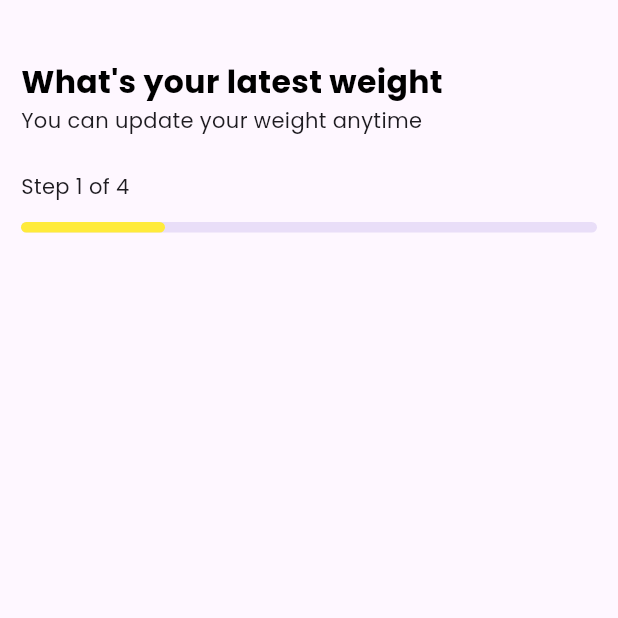
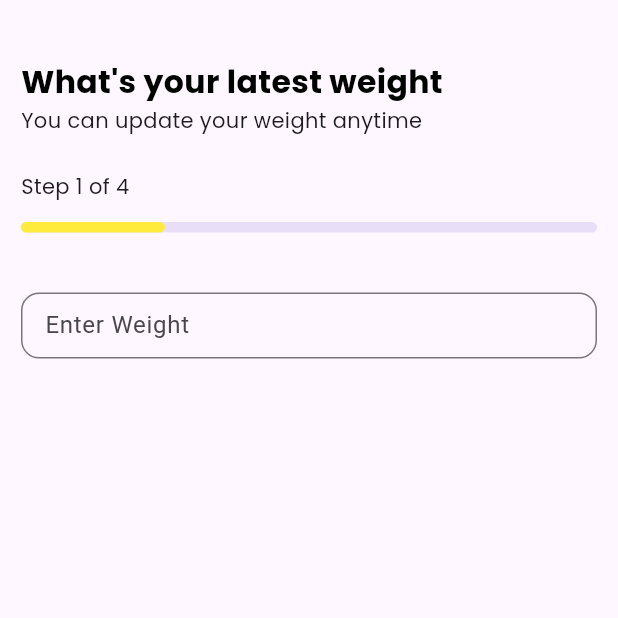
Before and after one commit to Pawan89844/calorie-counter, a Flutter app: the screen it shows after launch, on a phone screen of 412 x 824 dp, the top half of it. Run offline on Flutter 3.47's test engine with Material 3 defaults, Android fonts, the phone set to English and light mode, and no system bars; our stand-ins replace flutter_svg, get, google_fonts.

Commit message:
CU-860t7wz36 - Add Text Field

```diff
--- a/lib/view/goal/latest_weight.dart
+++ b/lib/view/goal/latest_weight.dart
@@ -1,4 +1,5 @@
 import 'package:caloriescount/components/HeadingComponent.dart';
+import 'package:caloriescount/widget/AppInputField.dart';
 import 'package:caloriescount/widget/AppText.dart';
 import 'package:flutter/material.dart';
 
@@ -33,7 +34,11 @@ class LatestWeight extends StatelessWidget {
                     borderRadius: BorderRadius.all(Radius.circular(12.0)),
                   )
                 ],
-              )
+              ),
+              const SizedBox(height: 40.0),
+              const AppInputField(
+                hintText: 'Enter Weight',
+              ),
             ],
           ),
         ),
--- /dev/null
+++ b/lib/widget/AppInputField.dart
@@ -0,0 +1,32 @@
+// ignore_for_file: file_names
+
+import 'package:flutter/material.dart';
+
+class AppInputField extends StatelessWidget {
+  final TextEditingController? controller;
+  final String hintText;
+  const AppInputField({
+    super.key,
+    this.controller,
+    required this.hintText,
+  });
+
+  @override
+  Widget build(BuildContext context) {
+    return SizedBox(
+      height: 45.0,
+      child: TextField(
+        controller: controller,
+        keyboardType: TextInputType.number,
+        decoration: InputDecoration(
+          labelText: hintText,
+          contentPadding: const EdgeInsets.only(left: 12.0, top: 20.0),
+          border: OutlineInputBorder(
+            borderRadius: BorderRadius.circular(12.0),
+          ),
+          isDense: true,
+        ),
+      ),
+    );
+  }
+}
```
